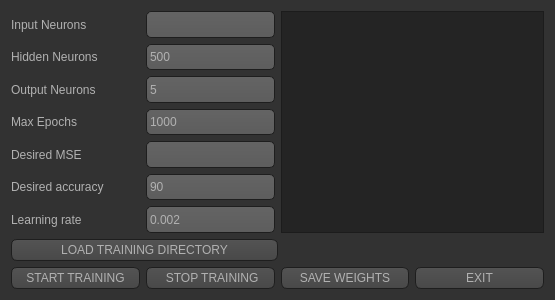
Above: trainingdialog.ui from pkarbownik/Image_Recognition before the change. Below: the same form after it.
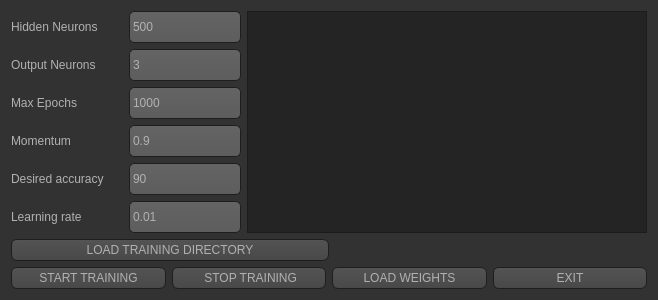
That is the form after the change. Icons and pictures are not drawn.

```diff
--- a/trainingdialog.ui
+++ b/trainingdialog.ui
@@ -6,7 +6,7 @@
    <rect>
     <x>0</x>
     <y>0</y>
-    <width>555</width>
+    <width>658</width>
     <height>300</height>
    </rect>
   </property>
@@ -481,19 +481,6 @@
       <layout class="QHBoxLayout" name="horizontalLayout">
        <item>
         <layout class="QVBoxLayout" name="verticalLayout">
-         <item>
-          <widget class="QLabel" name="label_inputNeurons">
-           <property name="sizePolicy">
-            <sizepolicy hsizetype="Expanding" vsizetype="Preferred">
-             <horstretch>0</horstretch>
-             <verstretch>0</verstretch>
-            </sizepolicy>
-           </property>
-           <property name="text">
-            <string>Input Neurons</string>
-           </property>
-          </widget>
-         </item>
          <item>
           <widget class="QLabel" name="label_hiddenNeurons">
            <property name="sizePolicy">
@@ -542,7 +529,7 @@
             </sizepolicy>
            </property>
            <property name="text">
-            <string>Desired MSE</string>
+            <string>Momentum</string>
            </property>
           </widget>
          </item>
@@ -576,16 +563,6 @@
        </item>
        <item>
         <layout class="QVBoxLayout" name="verticalLayout_2">
-         <item>
-          <widget class="QLineEdit" name="lineEdit_inputNeurons">
-           <property name="sizePolicy">
-            <sizepolicy hsizetype="Expanding" vsizetype="Preferred">
-             <horstretch>0</horstretch>
-             <verstretch>0</verstretch>
-            </sizepolicy>
-           </property>
-          </widget>
-         </item>
          <item>
           <widget class="QLineEdit" name="lineEdit_hiddenNeurons">
            <property name="sizePolicy">
@@ -608,7 +585,7 @@
             </sizepolicy>
            </property>
            <property name="text">
-            <string>5</string>
+            <string>3</string>
            </property>
           </widget>
          </item>
@@ -633,6 +610,9 @@
              <verstretch>0</verstretch>
             </sizepolicy>
            </property>
+           <property name="text">
+            <string>0.9</string>
+           </property>
           </widget>
          </item>
          <item>
@@ -657,7 +637,7 @@
             </sizepolicy>
            </property>
            <property name="text">
-            <string>0.002</string>
+            <string>0.01</string>
            </property>
           </widget>
          </item>
@@ -666,7 +646,14 @@
       </layout>
      </item>
      <item>
-      <widget class="QTextBrowser" name="textBrowser_trainingLogs"/>
+      <widget class="QTextBrowser" name="textBrowser_trainingLogs">
+       <property name="minimumSize">
+        <size>
+         <width>400</width>
+         <height>0</height>
+        </size>
+       </property>
+      </widget>
      </item>
     </layout>
    </item>
@@ -737,7 +724,7 @@
         </sizepolicy>
        </property>
        <property name="text">
-        <string>SAVE WEIGHTS</string>
+        <string>LOAD WEIGHTS</string>
        </property>
       </widget>
      </item>
```
Left out of the diff: 6 changed lines with no effect on the pictures.
